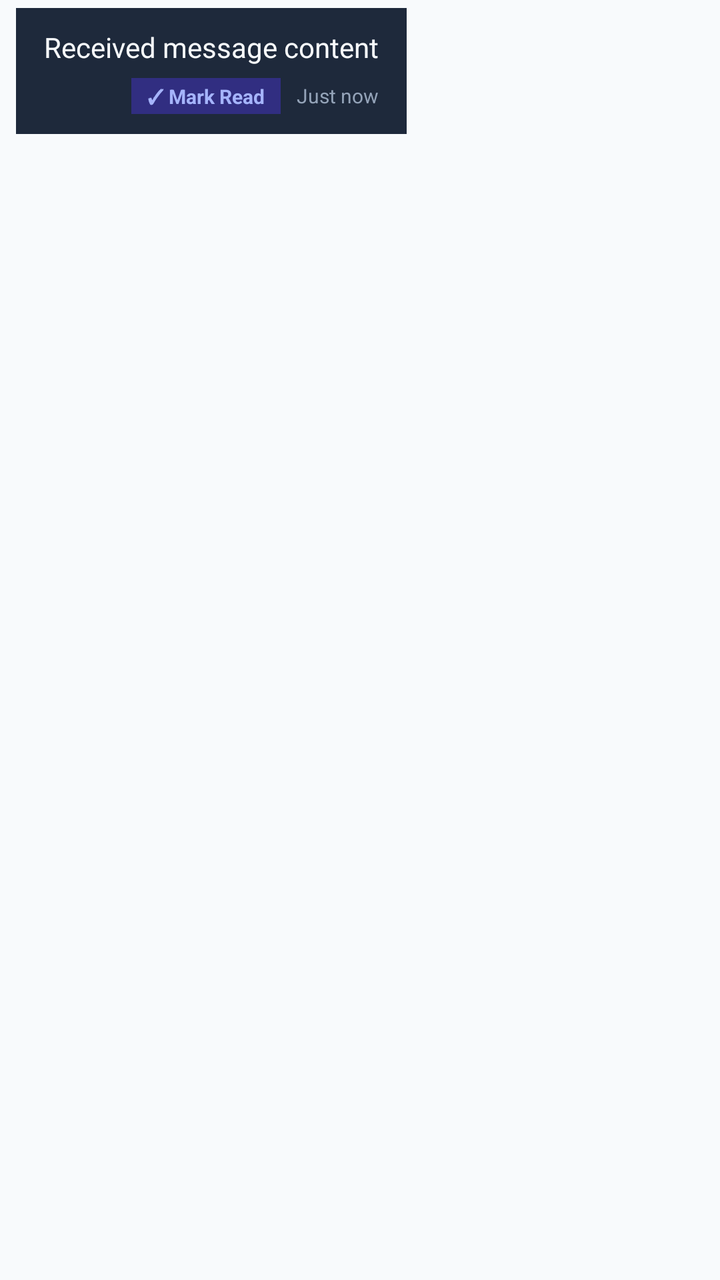
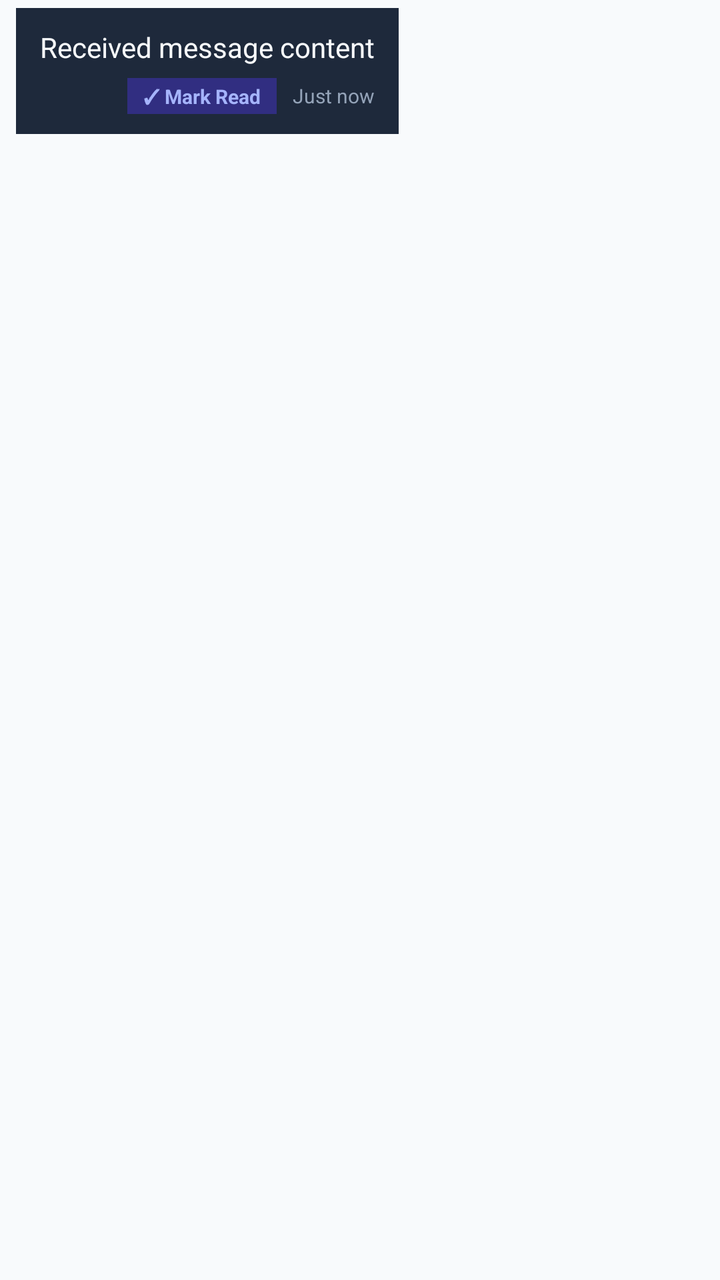

Two renders of the same Android screen: before a commit and after it. Below are the layout's source before the change and the commit's diff.
<!-- AndroidManifest.xml: application theme Theme.Nexa -->
<!-- res/layout/item_message_received.xml -->
<?xml version="1.0" encoding="utf-8"?>
<LinearLayout xmlns:android="http://schemas.android.com/apk/res/android"
    android:layout_width="match_parent"
    android:layout_height="wrap_content"
    android:gravity="start"
    android:orientation="vertical"
    android:paddingVertical="4dp"
    android:paddingHorizontal="8dp">

    <LinearLayout
        android:id="@+id/bubbleLayout"
        android:layout_width="wrap_content"
        android:layout_height="wrap_content"
        android:layout_marginEnd="56dp"
        android:background="#1E293B"
        android:orientation="vertical"
        android:paddingHorizontal="14dp"
        android:paddingVertical="10dp">

        <TextView
            android:id="@+id/tvSenderName"
            android:layout_width="wrap_content"
            android:layout_height="wrap_content"
            android:layout_marginBottom="2dp"
            android:text="Sender Name"
            android:textColor="#818CF8"
            android:textSize="11sp"
            android:textStyle="bold"
            android:visibility="gone" />

        <TextView
            android:id="@+id/tvContent"
            android:layout_width="wrap_content"
            android:layout_height="wrap_content"
            android:text="Received message content"
            android:textColor="#F8FAFC"
            android:textSize="14sp" />

        <LinearLayout
            android:layout_width="wrap_content"
            android:layout_height="wrap_content"
            android:layout_gravity="end"
            android:layout_marginTop="6dp"
            android:gravity="center_vertical"
            android:orientation="horizontal">

            <TextView
                android:id="@+id/btnMarkRead"
                android:layout_width="wrap_content"
                android:layout_height="wrap_content"
                android:layout_marginEnd="8dp"
                android:background="#312E81"
                android:clickable="true"
                android:focusable="true"
                android:paddingHorizontal="8dp"
                android:paddingVertical="2dp"
                android:text="✓ Mark Read"
                android:textColor="#A5B4FC"
                android:textSize="10sp"
                android:textStyle="bold" />

            <TextView
                android:id="@+id/tvReadStatus"
                android:layout_width="wrap_content"
                android:layout_height="wrap_content"
                android:layout_marginEnd="6dp"
                android:text="✓ Read"
                android:textColor="#34D399"
                android:textSize="10sp"
                android:visibility="gone" />

            <TextView
                android:id="@+id/tvTime"
                android:layout_width="wrap_content"
                android:layout_height="wrap_content"
                android:text="Just now"
                android:textColor="#94A3B8"
                android:textSize="10sp" />
        </LinearLayout>
    </LinearLayout>
</LinearLayout>
<!-- resources referenced by this layout -->
<resources>
  <style name="Theme.Nexa" parent="Theme.MaterialComponents.DayNight.NoActionBar">
          
          <item name="colorPrimary">@color/brand_primary</item>
          <item name="colorPrimaryVariant">@color/brand_primary_dark</item>
          <item name="colorOnPrimary">@color/text_white</item>
          
          <item name="colorSecondary">@color/brand_cyan</item>
          <item name="colorSecondaryVariant">@color/brand_emerald</item>
          <item name="colorOnSecondary">@color/text_white</item>
          
          <item name="android:windowBackground">@color/background_light</item>
          <item name="colorSurface">@color/background_card_day</item>
          <item name="colorOnSurface">@color/text_dark_primary</item>
          <item name="colorOnBackground">@color/text_dark_primary</item>
          <item name="android:textColorPrimary">@color/text_dark_primary</item>
          <item name="android:textColorSecondary">@color/text_dark_secondary</item>
          <item name="android:statusBarColor">@color/background_light</item>
          <item name="android:windowLightStatusBar">true</item>
          <item name="android:navigationBarColor">@color/background_card_day</item>
      </style>
  <color name="brand_primary">#6366F1</color>
  <color name="brand_primary_dark">#4F46E5</color>
  <color name="text_white">#FFFFFF</color>
  <color name="brand_cyan">#06B6D4</color>
  <color name="brand_emerald">#10B981</color>
  <color name="background_light">#F8FAFC</color>
  <color name="background_card_day">#FFFFFF</color>
  <color name="text_dark_primary">#0F172A</color>
  <color name="text_dark_secondary">#475569</color>
</resources>

<!-- the commit's change to res/layout/item_message_received.xml (unified diff, before → after) -->
@@ -1,5 +1,6 @@
 <?xml version="1.0" encoding="utf-8"?>
 <LinearLayout xmlns:android="http://schemas.android.com/apk/res/android"
+    xmlns:app="http://schemas.android.com/apk/res-auto"
     android:layout_width="match_parent"
     android:layout_height="wrap_content"
     android:gravity="start"
@@ -14,19 +15,85 @@
         android:layout_marginEnd="56dp"
         android:background="#1E293B"
         android:orientation="vertical"
-        android:paddingHorizontal="14dp"
+        android:paddingHorizontal="12dp"
         android:paddingVertical="10dp">
 
         <TextView
             android:id="@+id/tvSenderName"
             android:layout_width="wrap_content"
             android:layout_height="wrap_content"
-            android:layout_marginBottom="2dp"
+            android:layout_marginBottom="4dp"
             android:text="Sender Name"
             android:textColor="#818CF8"
             android:textSize="11sp"
             android:textStyle="bold"
             android:visibility="gone" />
+
+        
+        <com.google.android.material.card.MaterialCardView
+            android:id="@+id/cardMedia"
+            android:layout_width="240dp"
+            android:layout_height="180dp"
+            android:layout_marginBottom="6dp"
+            android:visibility="gone"
+            app:cardCornerRadius="12dp"
+            app:cardElevation="0dp"
+            app:strokeColor="#33FFFFFF"
+            app:strokeWidth="1dp">
+
+            <ImageView
+                android:id="@+id/imgMediaAttachment"
+                android:layout_width="match_parent"
+                android:layout_height="match_parent"
+                android:contentDescription="Photo attachment"
+                android:scaleType="centerCrop" />
+        </com.google.android.material.card.MaterialCardView>
+
+        
+        <LinearLayout
+            android:id="@+id/layoutFileAttachment"
+            android:layout_width="240dp"
+            android:layout_height="wrap_content"
+            android:layout_marginBottom="6dp"
+            android:background="@drawable/bg_unread_badge"
+            android:backgroundTint="#33000000"
+            android:gravity="center_vertical"
+            android:orientation="horizontal"
+            android:padding="8dp"
+            android:visibility="gone">
+
+            <ImageView
+                android:layout_width="28dp"
+                android:layout_height="28dp"
+                android:src="@drawable/ic_folder"
+                app:tint="#38BDF8" />
+
+            <LinearLayout
+                android:layout_width="0dp"
+                android:layout_height="wrap_content"
+                android:layout_marginStart="8dp"
+                android:layout_weight="1"
+                android:orientation="vertical">
+
+                <TextView
+                    android:id="@+id/tvFileName"
+                    android:layout_width="wrap_content"
+                    android:layout_height="wrap_content"
+                    android:ellipsize="middle"
+                    android:maxLines="1"
+                    android:text="Document.pdf"
+                    android:textColor="#FFFFFF"
+                    android:textSize="12sp"
+                    android:textStyle="bold" />
+
+                <TextView
+                    android:layout_width="wrap_content"
+                    android:layout_height="wrap_content"
+                    android:text="Tap to open file"
+                    android:textColor="#94A3B8"
+                    android:textSize="10sp" />
+            </LinearLayout>
+        </LinearLayout>
 
         <TextView
             android:id="@+id/tvContent"
<!-- resource entries referenced after the edit -->
@@ -1,5 +1,21 @@
 <!-- resources referenced by this layout -->
 <resources>
+  <!-- drawable bg_unread_badge (drawable) -->
+  <?xml version="1.0" encoding="utf-8"?>
+  <shape xmlns:android="http://schemas.android.com/apk/res/android"
+      android:shape="oval">
+      <solid android:color="@color/brand_emerald" />
+  </shape>
+  <!-- drawable ic_folder (drawable) -->
+  <vector xmlns:android="http://schemas.android.com/apk/res/android"
+      android:width="24dp"
+      android:height="24dp"
+      android:viewportWidth="24"
+      android:viewportHeight="24">
+    <path
+        android:fillColor="#FFFFFFFF"
+        android:pathData="M10,4H4c-1.1,0 -1.99,0.9 -1.99,2L2,18c0,1.1 0.9,2 2,2h16c1.1,0 2,-0.9 2,-2V8c0,-1.1 -0.9,-2 -2,-2h-8l-2,-2z"/>
+  </vector>
   <style name="Theme.Nexa" parent="Theme.MaterialComponents.DayNight.NoActionBar">
           
           <item name="colorPrimary">@color/brand_primary</item>
